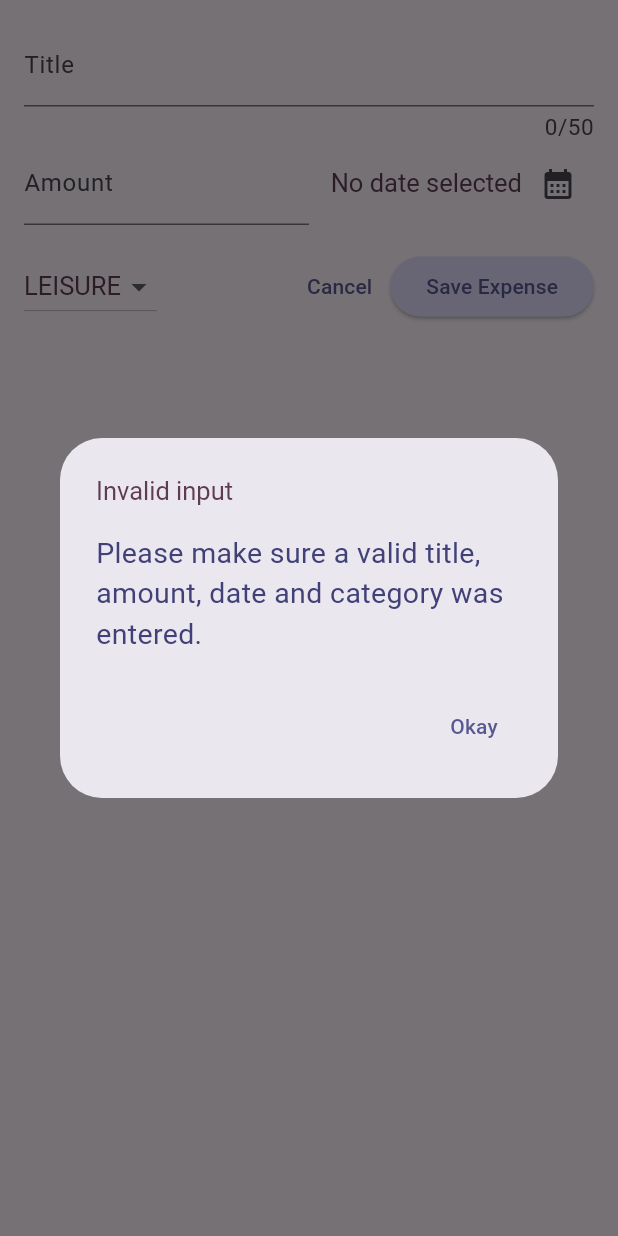
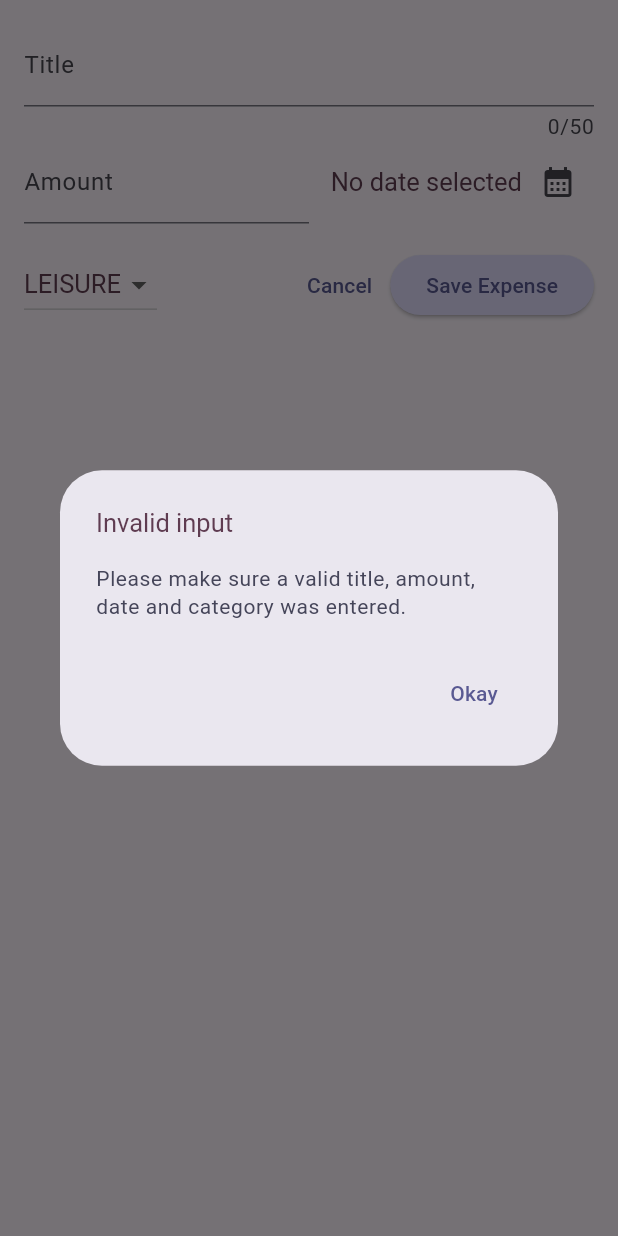
Before and after one commit to shaikhikram04/Expensive-Tracker, a Flutter app: the NewExpense widget shown alone on an empty page, opened directly with empty values, after a tap on "Save Expense", on a phone screen of 412 x 824 dp. Run offline on Flutter 3.47's test engine with Material 3 defaults, Android fonts, the phone set to English and light mode, and no system bars.

Commit message:
build adaptive widget

```diff
--- a/lib/main.dart
+++ b/lib/main.dart
@@ -81,7 +81,7 @@ void main() {
               ),
               bodySmall: TextStyle(
                 color: kColorScheme.onSecondaryContainer,
-                fontSize: 15,
+                fontSize: 14,
               ),
               headlineSmall: TextStyle(
                 color: kColorScheme.onTertiaryContainer,
--- a/lib/widgets/new_expense.dart
+++ b/lib/widgets/new_expense.dart
@@ -1,3 +1,6 @@
+import 'dart:io';
+
+import 'package:flutter/cupertino.dart';
 import 'package:flutter/material.dart';
 import 'package:expensive_tracker/models/expense.dart';
 
@@ -30,14 +33,11 @@ class _NewExpenseState extends State<NewExpense> {
     });
   }
 
-  void _submitExpenseData() {
-    final enteredTitle = _titleController.text.trim();
-    final enteredAmount = double.tryParse(_amountController.text);
-    final isAmountInvalid = enteredAmount == null || enteredAmount <= 0;
-    if (enteredTitle.isEmpty || isAmountInvalid || _selectedDate == null) {
-      showDialog(
+  void _showDialog() {
+    if (Platform.isIOS) {
+      showCupertinoDialog(
         context: context,
-        builder: (ctx) => AlertDialog(
+        builder: (ctx) => CupertinoAlertDialog(
           title: const Text('Invalid input'),
           content: const Text(
               'Please make sure a valid title, amount, date and category was entered.'),
@@ -51,12 +51,39 @@ class _NewExpenseState extends State<NewExpense> {
           ],
         ),
       );
-      return;
+    } else {
+      showDialog(
+        context: context,
+        builder: (ctx) => AlertDialog(
+          title: const Text('Invalid input'),
+          content: Text(
+            'Please make sure a valid title, amount, date and category was entered.',
+            style: Theme.of(context).textTheme.bodySmall,
+          ),
+          actions: [
+            TextButton(
+              onPressed: () {
+                Navigator.pop(ctx);
+              },
+              child: const Text('Okay'),
+            )
+          ],
+        ),
+      );
+    }
+  }
+
+  void _submitExpenseData() {
+    final enteredTitle = _titleController.text.trim();
+    final enteredAmount = double.tryParse(_amountController.text);
+    final isAmountInvalid = enteredAmount == null || enteredAmount <= 0;
+    if (enteredTitle.isEmpty || isAmountInvalid || _selectedDate == null) {
+      _showDialog();
     }
 
     widget.onAddExpence(Expense(
       title: enteredTitle,
-      amount: enteredAmount,
+      amount: enteredAmount!,
       date: _selectedDate!,
       category: _selectedCategory,
     ));
```
